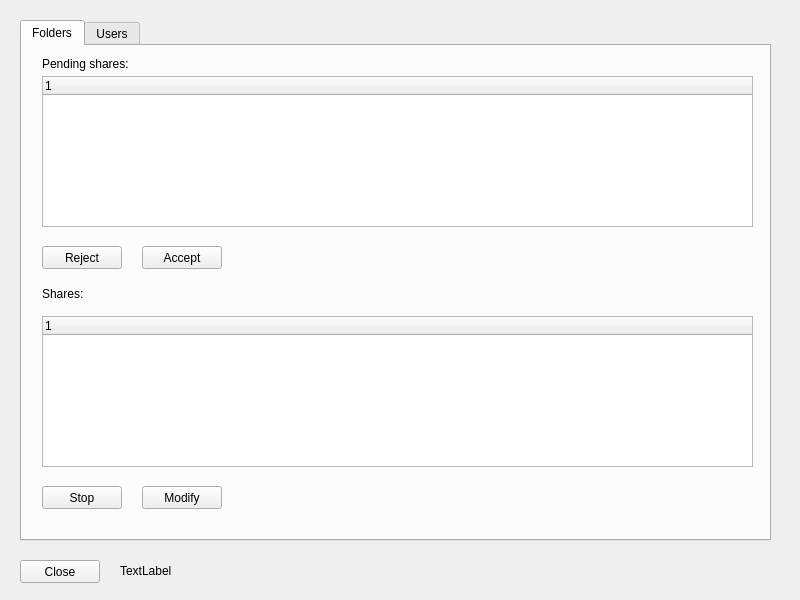
Before: the Qt Designer form pCloud/shareswindow.ui in pcloudcom/pfs-gui, drawn with Qt 5.
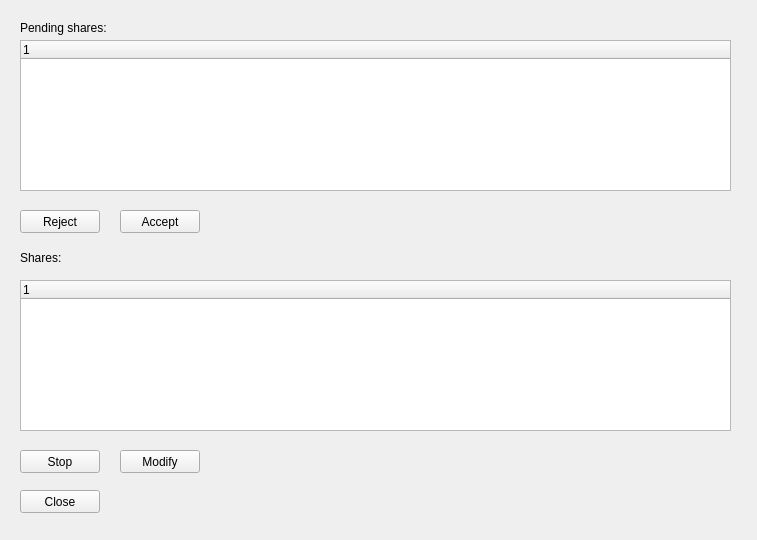
After: the same form once the commit is applied.

Patch:
```diff
--- a/pCloud/shareswindow.ui
+++ b/pCloud/shareswindow.ui
@@ -6,35 +6,45 @@
    <rect>
     <x>0</x>
     <y>0</y>
-    <width>800</width>
-    <height>600</height>
+    <width>757</width>
+    <height>540</height>
    </rect>
   </property>
   <property name="windowTitle">
    <string/>
   </property>
   <widget class="QWidget" name="centralwidget">
-   <widget class="QTabWidget" name="tabWidget">
+   <widget class="QPushButton" name="closebutton">
     <property name="geometry">
      <rect>
       <x>20</x>
-      <y>20</y>
-      <width>751</width>
-      <height>521</height>
+      <y>490</y>
+      <width>80</width>
+      <height>23</height>
      </rect>
     </property>
-    <property name="currentIndex">
-     <number>0</number>
+    <property name="text">
+     <string>Close</string>
     </property>
-    <widget class="QWidget" name="folders">
-     <attribute name="title">
-      <string>Folders</string>
-     </attribute>
+   </widget>
+   <widget class="QLabel" name="error">
+    <property name="geometry">
+     <rect>
+      <x>120</x>
+      <y>490</y>
+      <width>611</width>
+      <height>21</height>
+     </rect>
+    </property>
+    <property name="text">
+     <string/>
+    </property>
+   </widget>
      <widget class="QLabel" name="label">
       <property name="geometry">
        <rect>
         <x>20</x>
-        <y>10</y>
+      <y>20</y>
         <width>151</width>
         <height>16</height>
        </rect>
@@ -43,11 +53,24 @@
        <string>Pending shares:</string>
       </property>
      </widget>
+   <widget class="QPushButton" name="acceptbutton">
+    <property name="geometry">
+     <rect>
+      <x>120</x>
+      <y>210</y>
+      <width>80</width>
+      <height>23</height>
+     </rect>
+    </property>
+    <property name="text">
+     <string>Accept</string>
+    </property>
+   </widget>
      <widget class="QLabel" name="label_2">
       <property name="geometry">
        <rect>
         <x>20</x>
-        <y>240</y>
+      <y>250</y>
         <width>151</width>
         <height>16</height>
        </rect>
@@ -56,41 +79,11 @@
        <string>Shares:</string>
       </property>
      </widget>
-     <widget class="QTreeWidget" name="pending">
-      <property name="geometry">
-       <rect>
-        <x>20</x>
-        <y>30</y>
-        <width>711</width>
-        <height>151</height>
-       </rect>
-      </property>
-      <column>
-       <property name="text">
-        <string notr="true">1</string>
-       </property>
-      </column>
-     </widget>
-     <widget class="QTreeWidget" name="current">
-      <property name="geometry">
-       <rect>
-        <x>20</x>
-        <y>270</y>
-        <width>711</width>
-        <height>151</height>
-       </rect>
-      </property>
-      <column>
-       <property name="text">
-        <string notr="true">1</string>
-       </property>
-      </column>
-     </widget>
      <widget class="QPushButton" name="rejectbutton">
       <property name="geometry">
        <rect>
         <x>20</x>
-        <y>200</y>
+      <y>210</y>
         <width>80</width>
         <height>23</height>
        </rect>
@@ -99,24 +92,26 @@
        <string>Reject</string>
       </property>
      </widget>
-     <widget class="QPushButton" name="acceptbutton">
+   <widget class="QTreeWidget" name="current">
       <property name="geometry">
        <rect>
-        <x>120</x>
-        <y>200</y>
-        <width>80</width>
-        <height>23</height>
-       </rect>
-      </property>
+      <x>20</x>
+      <y>280</y>
+      <width>711</width>
+      <height>151</height>
+     </rect>
+    </property>
+    <column>
       <property name="text">
-       <string>Accept</string>
-      </property>
+      <string notr="true">1</string>
+     </property>
+    </column>
      </widget>
      <widget class="QPushButton" name="stopbutton">
       <property name="geometry">
        <rect>
         <x>20</x>
-        <y>440</y>
+      <y>450</y>
         <width>80</width>
         <height>23</height>
        </rect>
@@ -129,7 +124,7 @@
       <property name="geometry">
        <rect>
         <x>120</x>
-        <y>440</y>
+      <y>450</y>
         <width>80</width>
         <height>23</height>
        </rect>
@@ -138,38 +133,20 @@
        <string>Modify</string>
       </property>
      </widget>
-    </widget>
-    <widget class="QWidget" name="users">
-     <attribute name="title">
-      <string>Users</string>
-     </attribute>
-    </widget>
-   </widget>
-   <widget class="QPushButton" name="closebutton">
+   <widget class="QTreeWidget" name="pending">
     <property name="geometry">
      <rect>
       <x>20</x>
-      <y>560</y>
-      <width>80</width>
-      <height>23</height>
+      <y>40</y>
+      <width>711</width>
+      <height>151</height>
      </rect>
     </property>
+    <column>
     <property name="text">
-     <string>Close</string>
-    </property>
-   </widget>
-   <widget class="QLabel" name="error">
-    <property name="geometry">
-     <rect>
-      <x>120</x>
-      <y>560</y>
-      <width>651</width>
-      <height>21</height>
-     </rect>
-    </property>
-    <property name="text">
-     <string>TextLabel</string>
-    </property>
+      <string notr="true">1</string>
+     </property>
+    </column>
    </widget>
   </widget>
  </widget>
```
Lines whose indentation alone changed are shown as unchanged.
